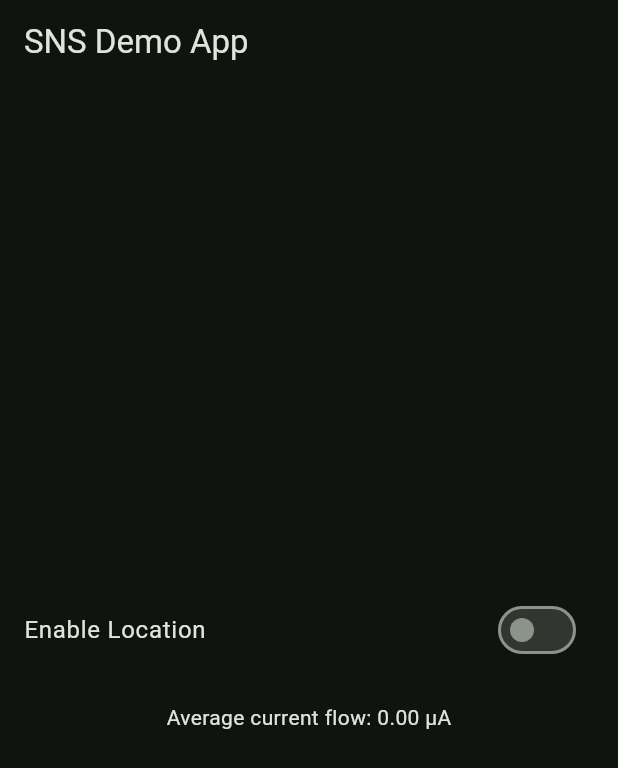
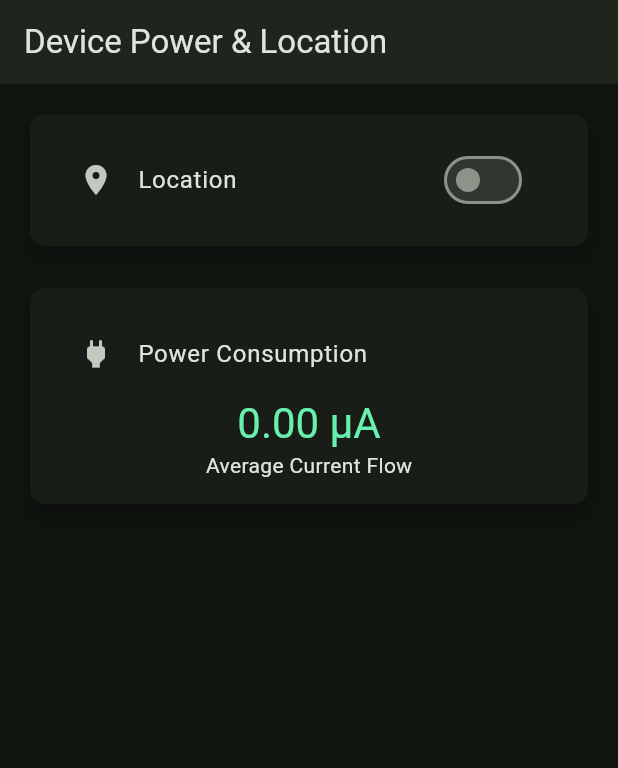
Before and after one commit to mateusz-lisowski/sns-app, a Flutter app: the screen it shows after launch, on a phone screen of 412 x 824 dp. Shown: the top 768 px of the screen. Run offline on Flutter 3.47's test engine with Material 3 defaults, Android fonts, the phone set to English and light mode, and no system bars; our stand-ins replace geolocator, get, permission_handler.

Commit message:
Prettify showed values

```diff
--- a/lib/main.dart
+++ b/lib/main.dart
@@ -91,13 +91,14 @@ class SnsApp extends StatelessWidget {
     Get.put(PowerController());
 
     return GetMaterialApp(
-      title: 'SNS Demo App',
+      title: 'Device Power & Location',
       theme: ThemeData(
         brightness: Brightness.dark,
         colorScheme: ColorScheme.fromSeed(
           seedColor: Colors.green,
           brightness: Brightness.dark,
         ),
+        useMaterial3: true,
       ),
       home: const Home(),
     );
@@ -114,36 +115,121 @@ class Home extends StatelessWidget {
     final PowerController pc = Get.find();
 
     return Scaffold(
-      appBar: AppBar(title: Text("SNS Demo App")),
-      body: Center(
+      appBar: AppBar(
+        title: const Text("Device Power & Location"),
+        elevation: 4,
+      ),
+      body: Padding(
+        padding: const EdgeInsets.all(16.0),
         child: Column(
-          mainAxisAlignment: MainAxisAlignment.center,
+          crossAxisAlignment: CrossAxisAlignment.stretch,
           children: [
-            Obx(
-                  () => SwitchListTile(
-                title: const Text("Enable Location"),
+            Card(
+              elevation: 4,
+              shape: RoundedRectangleBorder(
+                borderRadius: BorderRadius.circular(10),
+              ),
+              child: Padding(
+                padding: const EdgeInsets.all(16.0),
+                child: Column(
+                  children: [
+                    ListTile(
+                      leading: const Icon(Icons.location_on),
+                      title: const Text("Location"),
+                      trailing: Obx(
+                        () => Switch(
                           value: lc.isLocationEnabled.value,
                           onChanged: (bool value) {
                             lc.toggleLocationServices();
                           },
                         ),
                       ),
+                    ),
                     Obx(() {
-              if (lc.isLocationEnabled.value && lc.currentPosition.value != null) {
+                      if (lc.isLocationEnabled.value) {
+                        if (lc.currentPosition.value != null) {
                           final position = lc.currentPosition.value!;
-                return Column(
+                          return Padding(
+                            padding: const EdgeInsets.only(top: 8.0),
+                            child: Row(
+                              mainAxisAlignment: MainAxisAlignment.spaceEvenly,
                               children: [
-                    const SizedBox(height: 20),
-                    Text('Latitude: ${position.latitude}'),
-                    Text('Longitude: ${position.longitude}'),
+                                Column(
+                                  crossAxisAlignment: CrossAxisAlignment.center,
+                                  children: [
+                                    Text(
+                                      "Latitude",
+                                      style: Theme.of(context).textTheme.bodySmall,
+                                    ),
+                                    const SizedBox(height: 2),
+                                    Text(
+                                      position.latitude.toString(),
+                                      style: Theme.of(context)
+                                          .textTheme
+                                          .bodyLarge
+                                          ?.copyWith(fontWeight: FontWeight.bold),
+                                    ),
                                   ],
+                                ),
+                                Column(
+                                  crossAxisAlignment: CrossAxisAlignment.center,
+                                  children: [
+                                    Text(
+                                      "Longitude",
+                                      style: Theme.of(context).textTheme.bodySmall,
+                                    ),
+                                    const SizedBox(height: 2),
+                                    Text(
+                                      position.longitude.toString(),
+                                      style: Theme.of(context)
+                                          .textTheme
+                                          .bodyLarge
+                                          ?.copyWith(fontWeight: FontWeight.bold),
+                                    ),
+                                  ],
+                                ),
+                              ],
+                            ),
                           );
                         } else {
-                return const SizedBox.shrink(); // Return an empty widget if location is off
+                          return const Padding(
+                            padding: EdgeInsets.only(top: 8.0),
+                            child: CircularProgressIndicator(),
+                          );
+                        }
+                      } else {
+                        return const SizedBox.shrink();
                       }
                     }),
+                  ],
+                ),
+              ),
+            ),
             const SizedBox(height: 20),
-            Obx(() => Text("Average current flow: ${pc.averageCurrentFlow.value.toStringAsFixed(2)} µA")),
+            Card(
+              elevation: 4,
+              shape: RoundedRectangleBorder(
+                borderRadius: BorderRadius.circular(10),
+              ),
+              child: Padding(
+                padding: const EdgeInsets.all(16.0),
+                child: Column(
+                  children: [
+                    const ListTile(
+                      leading: Icon(Icons.power),
+                      title: Text("Power Consumption"),
+                    ),
+                    Obx(() => Text(
+                          "${pc.averageCurrentFlow.value.toStringAsFixed(2)} µA",
+                          style: Theme.of(context).textTheme.headlineMedium?.copyWith(
+                                color: Colors.greenAccent,
+                              ),
+                        )),
+                    const Text("Average Current Flow"),
+                  ],
+                ),
+              ),
+            ),
           ],
         ),
       ),
```
Lines whose indentation alone changed are shown as unchanged.
